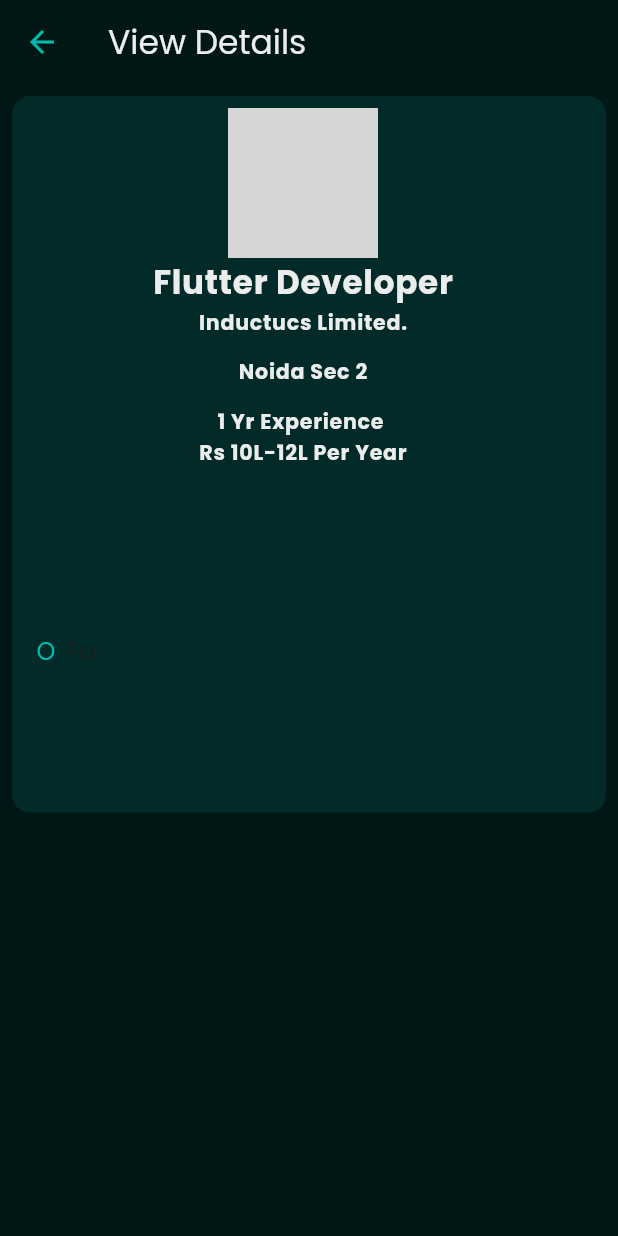
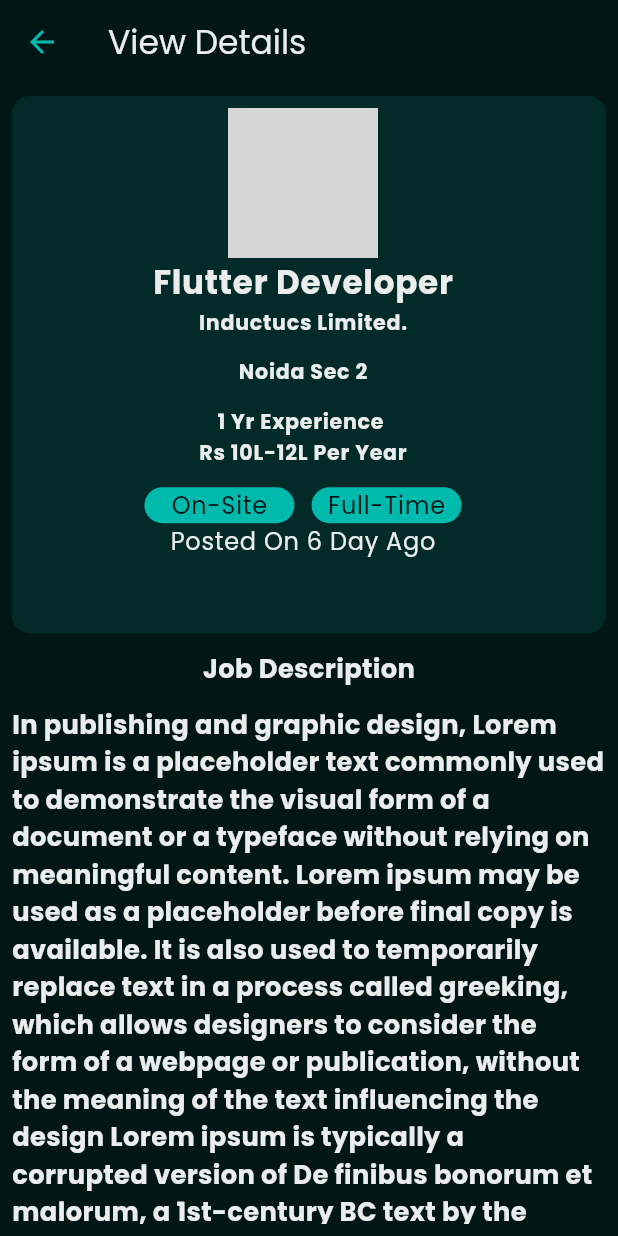
Before and after one commit to VivekYadavDeveloper/Jobs, a Flutter app: the JobDetailScreen screen opened directly, on a phone screen of 412 x 824 dp. Run offline on Flutter 3.47's test engine with Material 2 defaults, Android fonts, the phone set to English and light mode, and no system bars; our stand-ins replace flutter_screenutil, font_awesome_flutter, google_fonts, otp_text_field; missing offline and left inert: flutter_stripe; grey boxes are pictures that could not be loaded.

Commit message:
Edit Screen / Fix Next Button/ Detail Screen

```diff
--- a/lib/view/jobDetaileSacreen/job.details.screen.dart
+++ b/lib/view/jobDetaileSacreen/job.details.screen.dart
@@ -28,20 +28,22 @@ class _JobDetailScreenState extends State<JobDetailScreen> {
       body: LayoutBuilder(
         builder: (context, BoxConstraints constraints) {
           return Padding(
-            padding: EdgeInsets.all(8.0),
+            padding: const EdgeInsets.all(8.0),
+            child: SingleChildScrollView(
               child: Column(
                 children: <Widget>[
+                  //**** Info Section ****//
                   Container(
-                  height: 400.h,
+                    height: 300.h,
                     width: 400.w,
                     decoration: BoxDecoration(
                       color: AppColors.textFieldFillColor,
-                    borderRadius: BorderRadius.all(Radius.circular(12)),
+                      borderRadius: const BorderRadius.all(Radius.circular(12)),
                     ),
                     child: ListTile(
                       title: Column(
                         children: <Widget>[
-                        CircleAvatar(
+                          const CircleAvatar(
                             backgroundImage: AssetImage(""),
                             radius: 50,
                           ),
@@ -83,27 +85,87 @@ class _JobDetailScreenState extends State<JobDetailScreen> {
                                 color: AppColors.whiteColor),
                           ),
                           SizedBox(height: 10.h),
-                        Expanded(
-                          child: Row(
+                          Row(
+                            mainAxisAlignment: MainAxisAlignment.center,
                             children: <Widget>[
-                              SizedBox(
-                                width: 20,
-                                height: 30,
-                                child: Text("On-Site",style: TextStyle(color:AppColors.activeColor ),),
+                              Container(
+                                width: 100,
+                                decoration: BoxDecoration(
+                                    color: AppColors.activeColor,
+                                    borderRadius: const BorderRadius.all(
+                                        Radius.circular(12))),
+                                child: Center(
+                                  child: Text(
+                                    "On-Site",
+                                    style: TextStyle(
+                                        color: AppColors.primaryColor),
                                   ),
-                              SizedBox(
-                                width: 20,
-                                height: 30,
-                                child: Text("Full-Time"),
+                                ),
+                              ),
+                              SizedBox(width: 10.w),
+                              Container(
+                                width: 100,
+                                decoration: BoxDecoration(
+                                    color: AppColors.activeColor,
+                                    borderRadius: const BorderRadius.all(
+                                        Radius.circular(12))),
+                                child: Center(
+                                  child: Text(
+                                    "Full-Time",
+                                    style: TextStyle(
+                                        color: AppColors.primaryColor),
+                                  ),
+                                ),
                               ),
                             ],
                           ),
+                          Text(
+                            "Posted On 6 Day Ago",
+                            style: TextStyle(color: AppColors.whiteColor),
                           )
                         ],
                       ),
                     ),
-                )
+                  ),
+                  //**** Description Section ****//
+                  SizedBox(height: 10.h),
+                  Text(
+                    "Job Description",
+                    style: TextStyle(
+                      color: AppColors.whiteColor,
+                      fontWeight: FontWeight.bold,
+                      fontSize: 15.sp,
+                    ),
+                  ),
+                  SizedBox(height: 10.h),
+                  Text(
+                    "In publishing and graphic design, Lorem ipsum is a placeholder text commonly used to demonstrate the visual form of a document or a typeface without relying on meaningful content. Lorem ipsum may be used as a placeholder before final copy is available. It is also used to temporarily replace text in a process called greeking, which allows designers to consider the form of a webpage or publication, without the meaning of the text influencing the design Lorem ipsum is typically a corrupted version of De finibus bonorum et malorum, a 1st-century BC text by the Roman statesman and philosopher Cicero, with words altered, added, and removed to make it nonsensical and improper Latin. The first two words themselves are a truncation of 'dolorem ipsum' ('pain itself').Versions of the Lorem ipsum text have been used in typesetting at least since the 1960s, when it was popularized by advertisements for Letraset transfer sheets.[1] Lorem ipsum was introduced to the digital world in the mid-1980s, when Aldus employed it in graphic and word-processing templates for its desktop publishing program PageMaker. Other popular word processors, including Pages and Microsoft Word, have since adopted Lorem ipsum,[2] as have many LaTeX packages, web content managers such as Joomla! and WordPress, and CSS libraries such as Semantic UI.",
+                    style: TextStyle(
+                      color: AppColors.whiteColor,
+                      fontWeight: FontWeight.bold,
+                      fontSize: 15.sp,
+                    ),
+                  ),
+                  SizedBox(height: 10.h),
+                  SizedBox(
+                    height: 40.h,
+                    width: 150.w,
+                    child: ElevatedButton(
+                      style: ButtonStyle(
+                          backgroundColor: MaterialStatePropertyAll<Color>(
+                              AppColors.activeColor)),
+                      onPressed: () {},
+                      child: Text(
+                        "Apply",
+                        style: TextStyle(
+                            color: AppColors.whiteColor,
+                            fontWeight: FontWeight.bold),
+                      ),
+                    ),
+                  ),
+                  SizedBox(height: 10.h),
                 ],
+              ),
             ),
           );
         },
```
Lines whose indentation alone changed are shown as unchanged.
